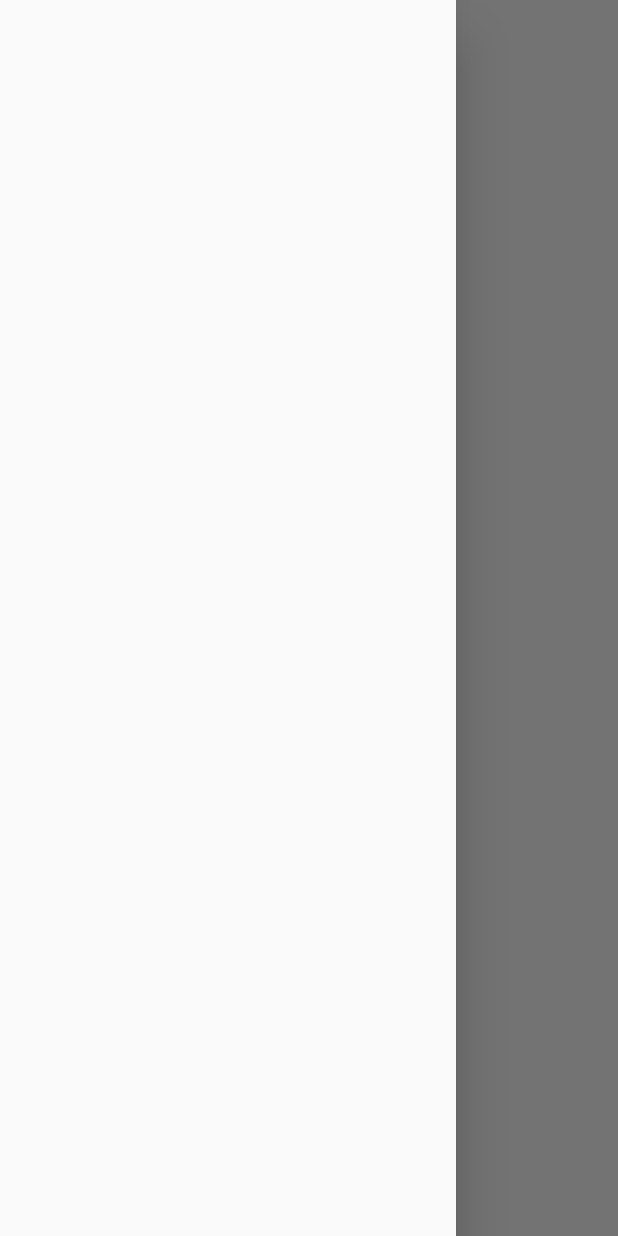
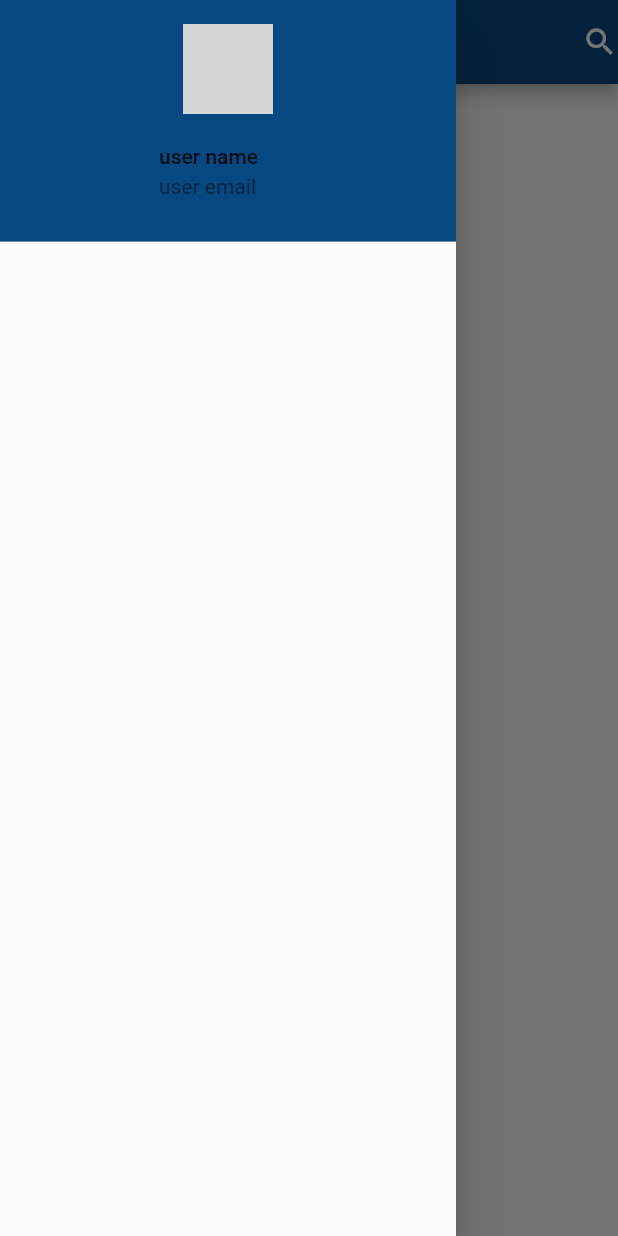
Before and after one commit to WaseemAlBizreh/DeadLine-Deal1, a Flutter app: the screen it shows after launch, with the side drawer open, on a phone screen of 412 x 824 dp. Run offline on Flutter 3.47's test engine with Material 2 defaults, Android fonts, the phone set to English and light mode, and no system bars; network calls fail; grey boxes are pictures that could not be loaded.

Commit message:
drawerv1.0

```diff
--- a/lib/MyPages/ProductList.dart
+++ b/lib/MyPages/ProductList.dart
@@ -2,6 +2,7 @@ import 'package:flutter/material.dart';
 import 'package:waseem/Model/ProductModel.dart';
 import 'package:waseem/Service/ProductApi.dart';
 import 'package:provider/provider.dart';
+import 'package:waseem/Variables.dart';
 
 class Product_list extends StatelessWidget {
   @override
@@ -14,11 +15,35 @@ class Product_list extends StatelessWidget {
           return LayoutBuilder(
             builder: (context, constraints) {
               return Scaffold(
+                appBar: AppBar(
+                  backgroundColor: c1,
+                  title: Text("Products"),
+                  actions:[Icon(Icons.search)],
+                ),
                 drawer: Drawer(
                   child: ListView(
                     children: <Widget>[
-                      Container(
-
+                      DrawerHeader(
+                        decoration: BoxDecoration(
+                          color: c1,
+                        ),
+                        child: Container(
+                          child: Column(
+                              children: [
+                                CircleAvatar(
+                                  radius: 30,
+                                  backgroundImage:
+                                  AssetImage('assets/imgs/sus.png'),
+                                  backgroundColor: Colors.transparent,
+                                ),
+                                ListTile(
+                                  contentPadding: EdgeInsets.fromLTRB(90, 1, 90, 1),
+                                  title: Text("user name"),
+                                  subtitle: Text("user email"),
+                                )
+                              ],
+                            ),
+                        ),
                       ),
                       ListTile(
                         title: Text(""),
```
